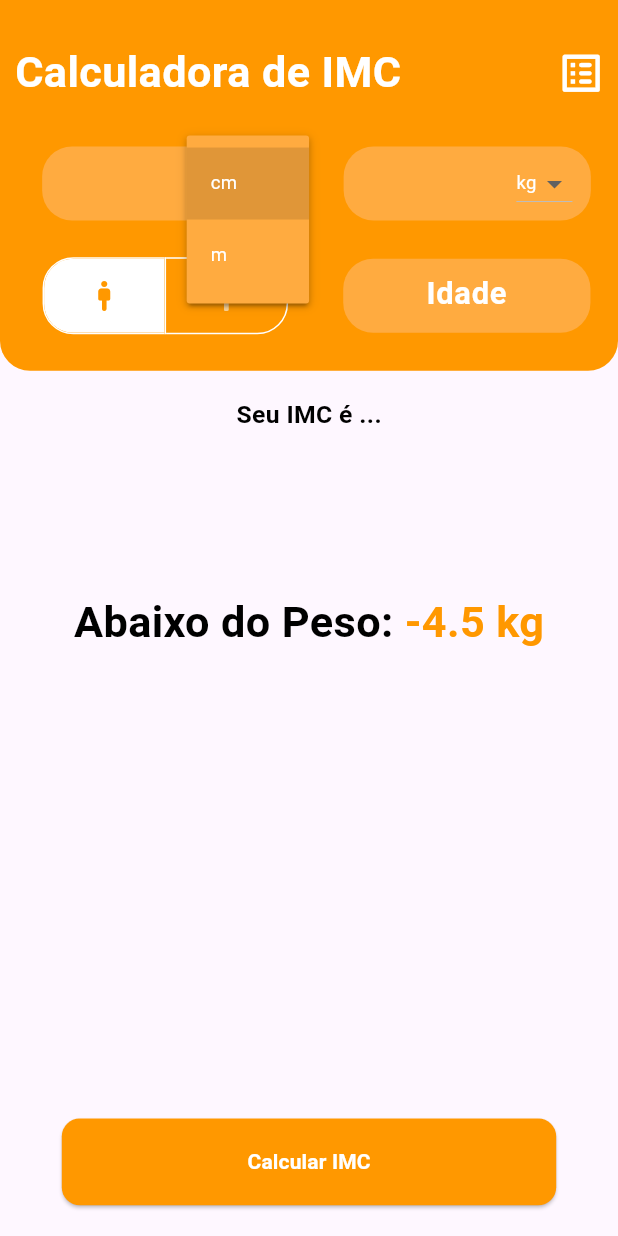
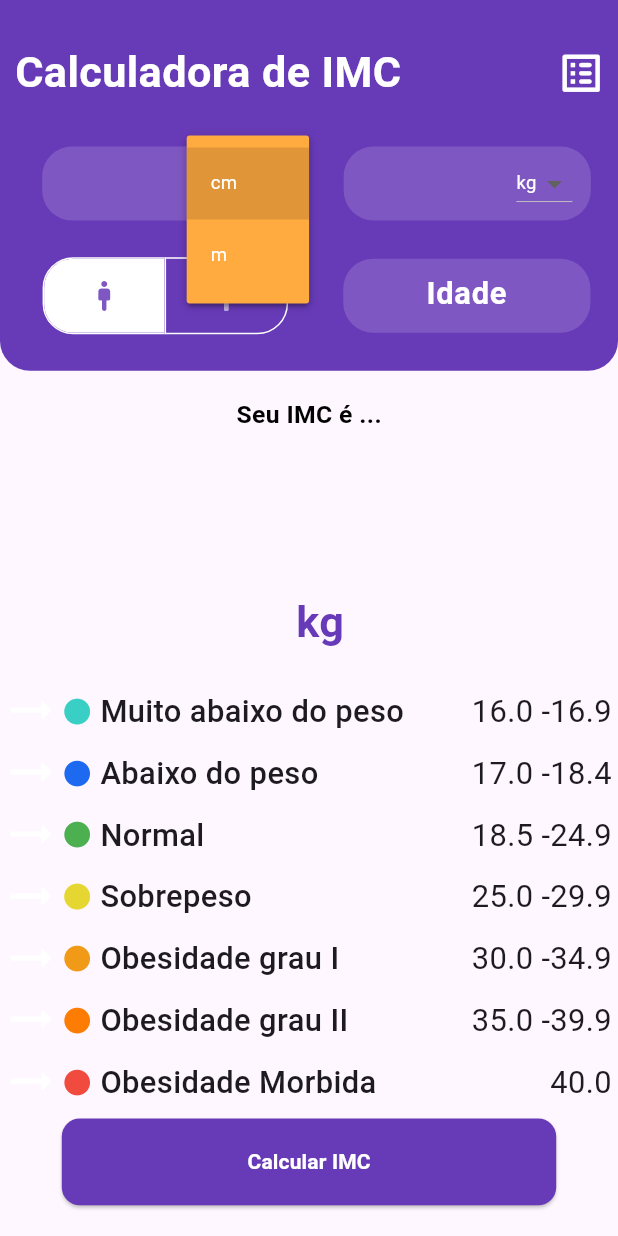
Before and after one commit to JoseGoncalvess/imc_app_cal, a Flutter app: the screen it shows after launch, after a tap on "cm", on a phone screen of 412 x 824 dp. Run offline on Flutter 3.47's test engine with Material 3 defaults, Android fonts, the phone set to English and light mode, and no system bars.

Commit message:
implement calc ant state

```diff
--- a/lib/components/age_imput_widget.dart
+++ b/lib/components/age_imput_widget.dart
@@ -3,8 +3,9 @@ import 'package:flutter/services.dart';
 
 class AgeImputWidget extends StatefulWidget {
   final TextEditingController controller;
+  final Color secundarycolor;
 
-  const AgeImputWidget({super.key, required this.controller});
+  const AgeImputWidget({super.key, required this.controller, required this.secundarycolor});
 
   @override
   State<AgeImputWidget> createState() => _AgeImputWidgetState();
@@ -16,8 +17,8 @@ class _AgeImputWidgetState extends State<AgeImputWidget> {
     return Container(
       height: MediaQuery.sizeOf(context).height * 0.06,
       width: MediaQuery.sizeOf(context).width * 0.4,
-      decoration: const BoxDecoration(
-          color: Colors.orangeAccent,
+      decoration:  BoxDecoration(
+          color: widget.secundarycolor,
           borderRadius: BorderRadius.all(Radius.circular(20))),
       child: TextField(
         inputFormatters: [LengthLimitingTextInputFormatter(3)],
--- a/lib/components/card_info_imc.dart
+++ b/lib/components/card_info_imc.dart
@@ -1,9 +1,11 @@
 import 'package:flutter/material.dart';
 
 class CardInfoImc extends StatefulWidget {
-  const CardInfoImc({super.key, required this.imcvalue, required this.imcDif,});
+  const CardInfoImc({super.key, required this.imcvalue, required this.imcDif, required this.noticestate, required this.imccolor,});
 final String imcvalue;
 final String imcDif;
+final String noticestate;
+final Color imccolor;
   @override
   State<CardInfoImc> createState() => _CardInfoImcState();
 }
@@ -11,7 +13,7 @@ final String imcDif;
 class _CardInfoImcState extends State<CardInfoImc> {
   @override
   Widget build(BuildContext context) {
-    return Container(
+    return SizedBox(
       height: MediaQuery.sizeOf(context).height * 0.25,
       width: MediaQuery.sizeOf(context).width,
       child: Column(
@@ -36,16 +38,16 @@ class _CardInfoImcState extends State<CardInfoImc> {
             mainAxisAlignment: MainAxisAlignment.center,
             children: [
               Text(
-                "Abaixo do Peso: ",
+                "${widget.noticestate} ",
                 style: TextStyle(
                     fontWeight: FontWeight.bold,
                     color: Colors.black,
                     fontSize: MediaQuery.of(context).size.width * 0.07),
               ),
-              Text("-4.5 kg",
+              Text(widget.imcDif == "0.0" ?"": "${widget.imcDif} kg",
                   style: TextStyle(
                       fontWeight: FontWeight.bold,
-                      color: Colors.orange,
+                      color: widget.imccolor,
                       fontSize: MediaQuery.of(context).size.width * 0.07))
             ],
           ),
--- a/lib/components/drop_measures_widget.dart
+++ b/lib/components/drop_measures_widget.dart
@@ -3,7 +3,8 @@ import 'package:flutter/material.dart';
 class DropMeasuresWidget extends StatefulWidget {
   final List<String> measures;
   final TextEditingController controller;
-  const DropMeasuresWidget({super.key, required this.measures, required this.controller});
+  final Color colortype;
+  const DropMeasuresWidget({super.key, required this.measures, required this.controller, required this.colortype});
 
   @override
   State<DropMeasuresWidget> createState() => _DropMeasuresWidgetState();
@@ -22,8 +23,8 @@ class _DropMeasuresWidgetState extends State<DropMeasuresWidget> {
     return Container(
       height: MediaQuery.sizeOf(context).height * 0.06,
       width: MediaQuery.sizeOf(context).width * 0.4,
-      decoration: const BoxDecoration(
-          color: Colors.orangeAccent,
+      decoration:  BoxDecoration(
+          color: widget.colortype,
           borderRadius: BorderRadius.all(Radius.circular(20))),
       child: Row(
         mainAxisAlignment: MainAxisAlignment.spaceEvenly,
--- a/lib/components/state_imc_model_widget.dart
+++ b/lib/components/state_imc_model_widget.dart
@@ -5,11 +5,12 @@ class StateImcModelWidget extends StatelessWidget {
       {super.key,
       required this.statusimc,
       required this.minvalue,
-      required this.maxvalue, required this.statuscolor});
+      required this.maxvalue, required this.statuscolor, required this.isselect});
   final String statusimc;
   final String minvalue;
   final String maxvalue;
   final Color statuscolor;
+  final bool isselect;
 
   @override
   Widget build(BuildContext context) {
@@ -20,6 +21,7 @@ class StateImcModelWidget extends StatelessWidget {
         Icon(
           Icons.arrow_right_alt_rounded,
           size: MediaQuery.of(context).size.width * 0.1,
+          color:isselect? statuscolor: Colors.white,
         ),
         Icon(
           Icons.circle,
--- a/lib/components/tougle_gender_widget.dart
+++ b/lib/components/tougle_gender_widget.dart
@@ -1,9 +1,11 @@
 import 'package:flutter/material.dart';
 
 class TougleGenderWidget extends StatefulWidget {
-  const TougleGenderWidget({super.key, required this.togleSelect, required this.icons});
+  const TougleGenderWidget({super.key, required this.togleSelect, required this.icons, required this.primary, required this.secundary});
   final List<bool> togleSelect;
   final List<Widget> icons;
+  final Color primary;
+  final Color secundary;
 
   @override
   State<TougleGenderWidget> createState() => _TougleGenderWidgetState();
@@ -30,9 +32,9 @@ class _TougleGenderWidgetState extends State<TougleGenderWidget> {
       borderRadius: const BorderRadius.all(Radius.circular(20)),
       fillColor: Colors.white,
       borderColor: Colors.white,
-      splashColor: Colors.orangeAccent,
+      splashColor: widget.primary,
       selectedBorderColor: Colors.white,
-      selectedColor: Colors.orange,
+      selectedColor: widget.secundary,
       color: Colors.white60,
       children: widget.icons,
     );
--- a/lib/pages/home/home_view.dart
+++ b/lib/pages/home/home_view.dart
@@ -21,9 +21,9 @@ class HomeView extends HomeViewModel {
               Container(
                   height: MediaQuery.sizeOf(context).height * 0.3,
                   width: MediaQuery.sizeOf(context).width,
-                  decoration: const BoxDecoration(
-                      color: Colors.orange,
-                      borderRadius: BorderRadius.only(
+                  decoration:  BoxDecoration(
+                      color: imcprimaryColor,
+                      borderRadius: const BorderRadius.only(
                           bottomLeft: Radius.circular(20),
                           bottomRight: Radius.circular(20))),
                   child: Padding(
@@ -58,10 +58,12 @@ class HomeView extends HomeViewModel {
                           crossAxisAlignment: CrossAxisAlignment.center,
                           children: [
                             DropMeasuresWidget(
+                              colortype: imcsecundaryColor,
                               measures: tamanho,
                               controller: heith,
                             ),
                             DropMeasuresWidget(
+                              colortype: imcsecundaryColor,
                               measures: pesos,
                               controller: width,
                             ),
@@ -72,10 +74,12 @@ class HomeView extends HomeViewModel {
                           crossAxisAlignment: CrossAxisAlignment.center,
                           children: [
                             TougleGenderWidget(
+                              primary: imcprimaryColor,
+                              secundary: imcsecundaryColor,
                               icons: gendertype,
                               togleSelect: togleSelect,
                             ),
-                            AgeImputWidget(controller: age)
+                            AgeImputWidget(controller: age,secundarycolor: imcsecundaryColor,)
                           ],
                         )
                       ],
@@ -84,15 +88,14 @@ class HomeView extends HomeViewModel {
               Container(
                 height: MediaQuery.sizeOf(context).height * 0.6,
                 width: MediaQuery.sizeOf(context).width,
-                decoration: BoxDecoration(),
                 child: Column(
                   children: [
-                    CardInfoImc(imcDif: "0",imcvalue: resulImc),
-                    Container(
+                    CardInfoImc(imcDif: diflImc,imcvalue: resulImc,noticestate:noticelImc, imccolor: imcprimaryColor,),
+                    SizedBox(
                       height: MediaQuery.sizeOf(context).height * 0.35,
                       width: MediaQuery.sizeOf(context).width,
                       child: Column(
-                        children: Stateimac.values.map((Stateimac type) => StateImcModelWidget(statusimc: type.status, minvalue: type.minvalue.toString(), maxvalue: type.maxvalue.toString(), statuscolor: type.color,)).toList() ,
+                        children: EnumStateimac.values.map((EnumStateimac type) => StateImcModelWidget(statusimc: type.status, minvalue: type.minvalue.toString(), maxvalue: type.maxvalue.toString(), statuscolor: type.primary,isselect: type.status == stateImc,)).toList()
                       ),
                     )
                   ],
@@ -106,7 +109,7 @@ class HomeView extends HomeViewModel {
                   child: ElevatedButton(
                       style: ButtonStyle(
                           backgroundColor:
-                              MaterialStateProperty.all(Colors.orange),
+                              MaterialStateProperty.all(imcprimaryColor),
                           shape: MaterialStateProperty.all(
                               RoundedRectangleBorder(
                                   borderRadius: BorderRadius.circular(12)))),
--- a/lib/pages/home_view_model.dart
+++ b/lib/pages/home_view_model.dart
@@ -1,61 +1,98 @@
 import 'package:flutter/material.dart';
 import 'package:imc_app_cal/pages/home/home.dart';
+
+import '../src/enum_state_imc.dart';
 
 abstract class HomeViewModel extends State<Home> {
   List<String> tamanho = ["cm", "m"];
   List<String> pesos = ["kg", "g"];
   List<bool> togleSelect = [true, false];
   List<Widget> gendertype = [
-    Icon(Icons.man_2_rounded),
-    Icon(Icons.woman_2_rounded)
+    const Icon(Icons.man_2_rounded),
+    const Icon(Icons.woman_2_rounded)
   ];
+   Color imcprimaryColor = Colors.deepPurple;
+   Color imcsecundaryColor = Colors.deepPurple.shade400;
   final name = TextEditingController();
   final age = TextEditingController();
   final heith = TextEditingController();
   final width = TextEditingController();
 
-  String stateimc = "";
+  String stateImc = "";
   String resulImc = "";
+  String noticelImc = "";
+  String diflImc = "";
 
   double _calcImc({required double width, required double heith}) {
     return width / (heith * heith);
   }
 
-  void setStateImc({required double width, required double heith}){
+
+  _waringimc(double imc) {
+    const double minvalue = 18.5;
+    const double maxvalue = 24.9;
+    double waring = 0;
+    String msg = '';
+    switch (imc) {
+      case > maxvalue:
+        waring = imc - maxvalue;
+        msg = "Acima do peso Ideal:";
+      case < minvalue:
+      waring = imc - minvalue;
+      msg = "Abaixo do peso Ideal:";
+      case >= minvalue && <= maxvalue:
+        waring = 0.0;
+        msg = "Está no peso Ideal!";
+    }
+
+    setState(() {
+      diflImc =  waring.toStringAsFixed(1);
+      noticelImc = msg;
+    });
+  }
+
+   void setStateImc({required double width, required double heith}) {
     double imc = width / (heith * heith);
-      String state ='';
-    switch(imc){
-      case < 18.5:
-       state = "Abaixo do Peso";
-       case >=18.5 && < 24.9:
-       state = "Abaixo Normal";
-       case >=25 && < 29.9:
-       state = "Excesso de Peso";
-       case >=30:
-       state = "Obesidade";
-       case >30 && < 34.9:
-       state = "Obesidade Grau I";
-       case >35 && <= 39.9:
-       state = "Obesidade Grau II";
-       case > 40:
-       state = "Obesidade Morbida";
-
+    String state = '';
+    late Color primary;
+    late Color secundary;
+    switch (imc) {
+      case < 16.9:
+        state = EnumStateimac.mtBaixo.status;
+        primary =EnumStateimac.mtBaixo.primary;
+        secundary =EnumStateimac.mtBaixo.secundary;
+      case >= 17 && < 18.4:
+        state = EnumStateimac.abaixo.status;
+        primary =EnumStateimac.abaixo.primary;
+        secundary =EnumStateimac.abaixo.secundary;
+      case >= 18.5 && < 24.9:
+        state = EnumStateimac.normal.status;
+         primary =EnumStateimac.normal.primary;
+        secundary =EnumStateimac.normal.secundary;
+      case >= 25 && < 29.9:
+        state = EnumStateimac.sobrepeso.status;
+         primary =EnumStateimac.sobrepeso.primary;
+        secundary =EnumStateimac.sobrepeso.secundary;
+      case >= 30 && < 34.9:
+        state = EnumStateimac.obesidadeI.status;
+        primary =EnumStateimac.obesidadeI.primary;
+        secundary =EnumStateimac.obesidadeI.secundary;
+      case > 35 && <= 39.9:
+        state = EnumStateimac.obesidadeII.status;
+         primary =EnumStateimac.obesidadeII.primary;
+        secundary =EnumStateimac.obesidadeII.secundary;
+      case > 40:
+        state = EnumStateimac.obesidademorb.status;
+         primary =EnumStateimac.obesidademorb.primary;
+        secundary =EnumStateimac.obesidademorb.secundary;
     }
     setState(() {
       resulImc = imc.toStringAsFixed(1);
-      stateimc = state;
+      stateImc = state;
+      imcprimaryColor = primary;
+      imcsecundaryColor = secundary;
+
     });
-  }
-
-  waringimc(double imc){
-    double minvalue = 18.5;
-    double maxvalue = 24.9;
-    double waring = 0;
-    // switch (imc) {
-    //   case > maxvalue:
-    //     waring = imc - maxvalue;
-
-
-    // }
+    _waringimc(imc);
   }
 }
```
